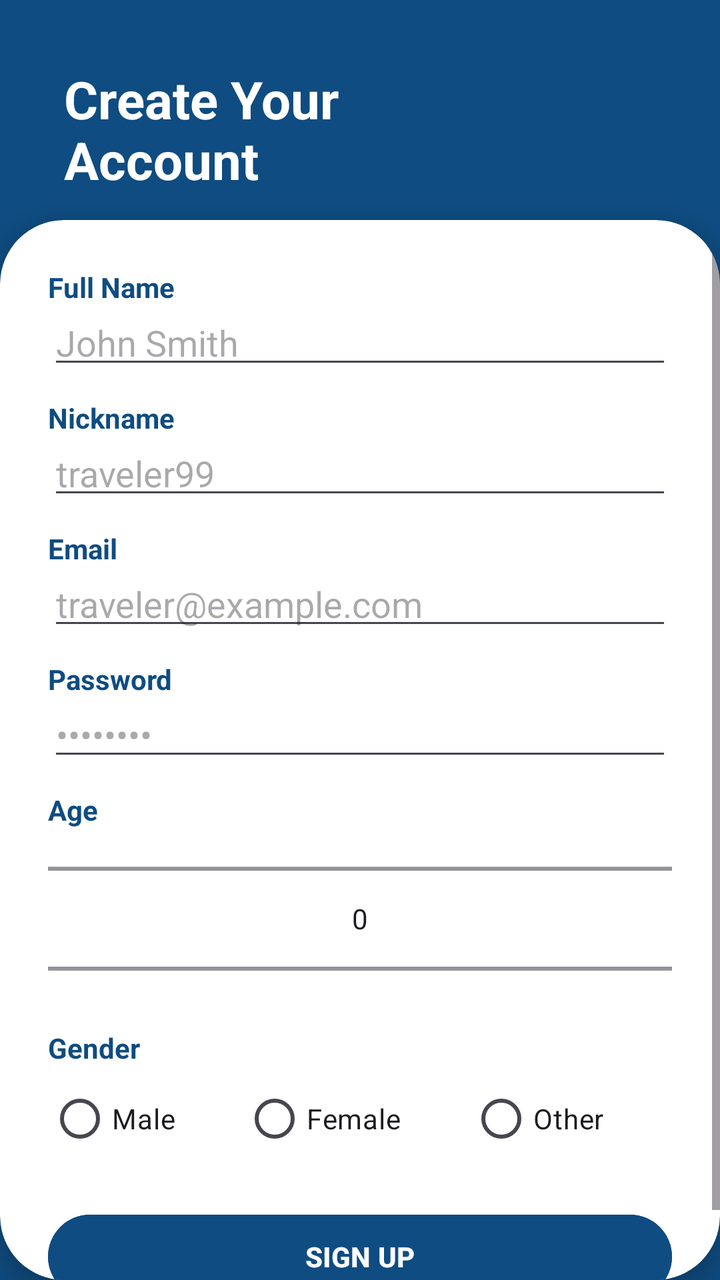
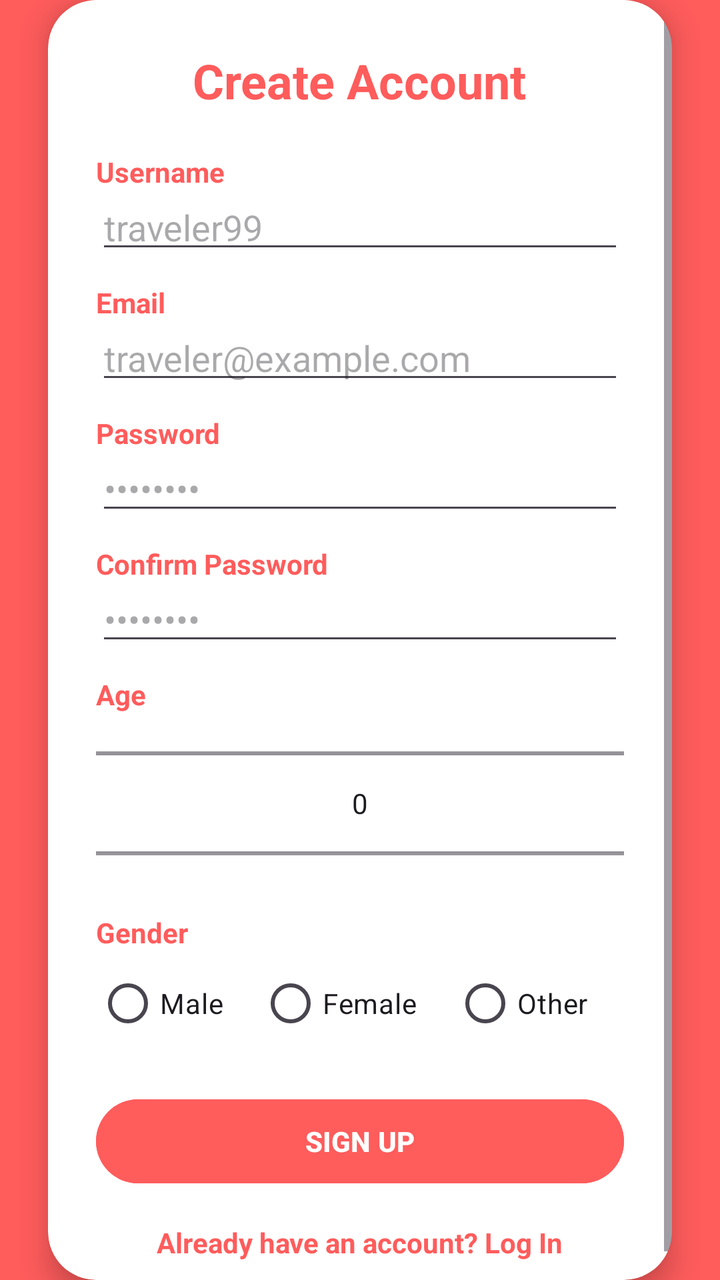

Compare the two renders of this Android layout. The source of the first and the diff that turns it into the second are given below.
<!-- AndroidManifest.xml: application theme Theme.Pinmate -->
<!-- res/layout/activity_sign_in_screen.xml -->
<?xml version="1.0" encoding="utf-8"?>
<androidx.constraintlayout.widget.ConstraintLayout xmlns:android="http://schemas.android.com/apk/res/android"
    xmlns:app="http://schemas.android.com/apk/res-auto"
    xmlns:tools="http://schemas.android.com/tools"
    android:id="@+id/main"
    android:layout_width="match_parent"
    android:layout_height="match_parent"
    android:background="#0F4C81"
    tools:context=".SignInScreen">

    
    <TextView
        android:id="@+id/tvHeader"
        android:layout_width="wrap_content"
        android:layout_height="wrap_content"
        android:layout_marginStart="32dp"
        android:layout_marginTop="32dp"
        android:text="Create Your\nAccount"
        android:textColor="#FFFFFF"
        android:textSize="26sp"
        android:textStyle="bold"
        app:layout_constraintStart_toStartOf="parent"
        app:layout_constraintTop_toTopOf="parent" />

    
    <androidx.cardview.widget.CardView
        android:layout_width="0dp"
        android:layout_height="0dp"
        android:layout_marginTop="110dp"
        app:cardBackgroundColor="#FFFFFF"
        app:cardCornerRadius="32dp"
        app:cardElevation="8dp"
        app:layout_constraintBottom_toBottomOf="parent"
        app:layout_constraintEnd_toEndOf="parent"
        app:layout_constraintStart_toStartOf="parent"
        app:layout_constraintTop_toTopOf="parent">

        <ScrollView
            android:layout_width="match_parent"
            android:layout_height="match_parent"
            android:fillViewport="true">

            <LinearLayout
                android:layout_width="match_parent"
                android:layout_height="wrap_content"
                android:orientation="vertical"
                android:padding="24dp">

                
                <TextView
                    android:layout_width="wrap_content"
                    android:layout_height="wrap_content"
                    android:text="Full Name"
                    android:textColor="#0F4C81"
                    android:textStyle="bold" />

                <EditText
                    android:id="@+id/etFullName"
                    android:layout_width="match_parent"
                    android:layout_height="wrap_content"
                    android:hint="John Smith"
                    android:inputType="textPersonName"
                    android:paddingVertical="6dp" />

                
                <TextView
                    android:layout_width="wrap_content"
                    android:layout_height="wrap_content"
                    android:layout_marginTop="10dp"
                    android:text="Nickname"
                    android:textColor="#0F4C81"
                    android:textStyle="bold" />

                <EditText
                    android:id="@+id/etNickname"
                    android:layout_width="match_parent"
                    android:layout_height="wrap_content"
                    android:hint="traveler99"
                    android:inputType="text"
                    android:paddingVertical="6dp" />

                
                <TextView
                    android:layout_width="wrap_content"
                    android:layout_height="wrap_content"
                    android:layout_marginTop="10dp"
                    android:text="Email"
                    android:textColor="#0F4C81"
                    android:textStyle="bold" />

                <EditText
                    android:id="@+id/etSignUpEmail"
                    android:layout_width="match_parent"
                    android:layout_height="wrap_content"
                    android:hint="traveler@example.com"
                    android:inputType="textEmailAddress"
                    android:paddingVertical="6dp" />

                
                <TextView
                    android:layout_width="wrap_content"
                    android:layout_height="wrap_content"
                    android:layout_marginTop="10dp"
                    android:text="Password"
                    android:textColor="#0F4C81"
                    android:textStyle="bold" />

                <EditText
                    android:id="@+id/etSignUpPassword"
                    android:layout_width="match_parent"
                    android:layout_height="wrap_content"
                    android:hint="••••••••"
                    android:inputType="textPassword"
                    android:paddingVertical="6dp" />

                
                <TextView
                    android:layout_width="wrap_content"
                    android:layout_height="wrap_content"
                    android:layout_marginTop="10dp"
                    android:text="Age"
                    android:textColor="#0F4C81"
                    android:textStyle="bold" />

                <NumberPicker
                    android:id="@+id/numberPickerAge"
                    android:layout_width="match_parent"
                    android:layout_height="90dp"
                    android:layout_gravity="center_horizontal" />

                
                <TextView
                    android:layout_width="wrap_content"
                    android:layout_height="wrap_content"
                    android:layout_marginTop="10dp"
                    android:text="Gender"
                    android:textColor="#0F4C81"
                    android:textStyle="bold" />

                <RadioGroup
                    android:id="@+id/rgGender"
                    android:layout_width="match_parent"
                    android:layout_height="wrap_content"
                    android:orientation="horizontal"
                    android:layout_marginTop="2dp">

                    <RadioButton
                        android:id="@+id/rbMale"
                        android:layout_width="wrap_content"
                        android:layout_height="wrap_content"
                        android:layout_weight="1"
                        android:text="Male" />

                    <RadioButton
                        android:id="@+id/rbFemale"
                        android:layout_width="wrap_content"
                        android:layout_height="wrap_content"
                        android:layout_weight="1"
                        android:text="Female" />

                    <RadioButton
                        android:id="@+id/rbOther"
                        android:layout_width="wrap_content"
                        android:layout_height="wrap_content"
                        android:layout_weight="1"
                        android:text="Other" />
                </RadioGroup>

                
                <Button
                    android:id="@+id/btnSignUp"
                    android:layout_width="match_parent"
                    android:layout_height="50dp"
                    android:layout_marginTop="20dp"
                    android:backgroundTint="#0F4C81"
                    android:text="SIGN UP"
                    android:textColor="#FFFFFF"
                    android:textStyle="bold" />

            </LinearLayout>
        </ScrollView>
    </androidx.cardview.widget.CardView>

</androidx.constraintlayout.widget.ConstraintLayout>
<!-- resources referenced by this layout -->
<resources>
  <style name="Theme.Pinmate" parent="Base.Theme.Pinmate" />
  <style name="Base.Theme.Pinmate" parent="Theme.Material3.DayNight.NoActionBar">
          
          
      </style>
</resources>

<!-- the commit's change to res/layout/activity_sign_in_screen.xml (unified diff, before → after) -->
@@ -5,30 +5,16 @@
     android:id="@+id/main"
     android:layout_width="match_parent"
     android:layout_height="match_parent"
-    android:background="#0F4C81"
-    tools:context=".SignInScreen">
-
-    
-    <TextView
-        android:id="@+id/tvHeader"
-        android:layout_width="wrap_content"
-        android:layout_height="wrap_content"
-        android:layout_marginStart="32dp"
-        android:layout_marginTop="32dp"
-        android:text="Create Your\nAccount"
-        android:textColor="#FFFFFF"
-        android:textSize="26sp"
-        android:textStyle="bold"
-        app:layout_constraintStart_toStartOf="parent"
-        app:layout_constraintTop_toTopOf="parent" />
+    android:background="#FF5C5C"
+    tools:context=".RegisterActivity">
 
     
     <androidx.cardview.widget.CardView
         android:layout_width="0dp"
-        android:layout_height="0dp"
-        android:layout_marginTop="110dp"
+        android:layout_height="wrap_content"
+        android:layout_marginHorizontal="24dp"
         app:cardBackgroundColor="#FFFFFF"
-        app:cardCornerRadius="32dp"
+        app:cardCornerRadius="24dp"
         app:cardElevation="8dp"
         app:layout_constraintBottom_toBottomOf="parent"
         app:layout_constraintEnd_toEndOf="parent"
@@ -48,31 +34,26 @@
 
                 
                 <TextView
+                    android:id="@+id/tvHeader"
                     android:layout_width="wrap_content"
                     android:layout_height="wrap_content"
-                    android:text="Full Name"
-                    android:textColor="#0F4C81"
+                    android:layout_gravity="center_horizontal"
+                    android:layout_marginBottom="20dp"
+                    android:text="Create Account"
+                    android:textColor="#FF5C5C"
+                    android:textSize="24sp"
                     android:textStyle="bold" />
-
-                <EditText
-                    android:id="@+id/etFullName"
-                    android:layout_width="match_parent"
-                    android:layout_height="wrap_content"
-                    android:hint="John Smith"
-                    android:inputType="textPersonName"
-                    android:paddingVertical="6dp" />
 
                 
                 <TextView
                     android:layout_width="wrap_content"
                     android:layout_height="wrap_content"
-                    android:layout_marginTop="10dp"
-                    android:text="Nickname"
-                    android:textColor="#0F4C81"
+                    android:text="Username"
+                    android:textColor="#FF5C5C"
                     android:textStyle="bold" />
 
                 <EditText
-                    android:id="@+id/etNickname"
+                    android:id="@+id/etUsername"
                     android:layout_width="match_parent"
                     android:layout_height="wrap_content"
                     android:hint="traveler99"
@@ -85,7 +66,7 @@
                     android:layout_height="wrap_content"
                     android:layout_marginTop="10dp"
                     android:text="Email"
-                    android:textColor="#0F4C81"
+                    android:textColor="#FF5C5C"
                     android:textStyle="bold" />
 
                 <EditText
@@ -102,7 +83,7 @@
                     android:layout_height="wrap_content"
                     android:layout_marginTop="10dp"
                     android:text="Password"
-                    android:textColor="#0F4C81"
+                    android:textColor="#FF5C5C"
                     android:textStyle="bold" />
 
                 <EditText
@@ -118,8 +99,25 @@
                     android:layout_width="wrap_content"
                     android:layout_height="wrap_content"
                     android:layout_marginTop="10dp"
+                    android:text="Confirm Password"
+                    android:textColor="#FF5C5C"
+                    android:textStyle="bold" />
+
+                <EditText
+                    android:id="@+id/etConfirmPassword"
+                    android:layout_width="match_parent"
+                    android:layout_height="wrap_content"
+                    android:hint="••••••••"
+                    android:inputType="textPassword"
+                    android:paddingVertical="6dp" />
+
+                
+                <TextView
+                    android:layout_width="wrap_content"
+                    android:layout_height="wrap_content"
+                    android:layout_marginTop="10dp"
                     android:text="Age"
-                    android:textColor="#0F4C81"
+                    android:textColor="#FF5C5C"
                     android:textStyle="bold" />
 
                 <NumberPicker
@@ -134,15 +132,15 @@
                     android:layout_height="wrap_content"
                     android:layout_marginTop="10dp"
                     android:text="Gender"
-                    android:textColor="#0F4C81"
+                    android:textColor="#FF5C5C"
                     android:textStyle="bold" />
 
                 <RadioGroup
                     android:id="@+id/rgGender"
                     android:layout_width="match_parent"
                     android:layout_height="wrap_content"
-                    android:orientation="horizontal"
-                    android:layout_marginTop="2dp">
+                    android:layout_marginTop="2dp"
+                    android:orientation="horizontal">
 
                     <RadioButton
                         android:id="@+id/rbMale"
@@ -172,9 +170,21 @@
                     android:layout_width="match_parent"
                     android:layout_height="50dp"
                     android:layout_marginTop="20dp"
-                    android:backgroundTint="#0F4C81"
+                    android:backgroundTint="#FF5C5C"
                     android:text="SIGN UP"
                     android:textColor="#FFFFFF"
+                    android:textStyle="bold" />
+
+                
+                <TextView
+                    android:id="@+id/tvLogIn"
+                    android:layout_width="wrap_content"
+                    android:layout_height="wrap_content"
+                    android:layout_gravity="center_horizontal"
+                    android:layout_marginTop="16dp"
+                    android:text="Already have an account? Log In"
+                    android:textColor="#FF5C5C"
+                    android:textSize="14sp"
                     android:textStyle="bold" />
 
             </LinearLayout>
